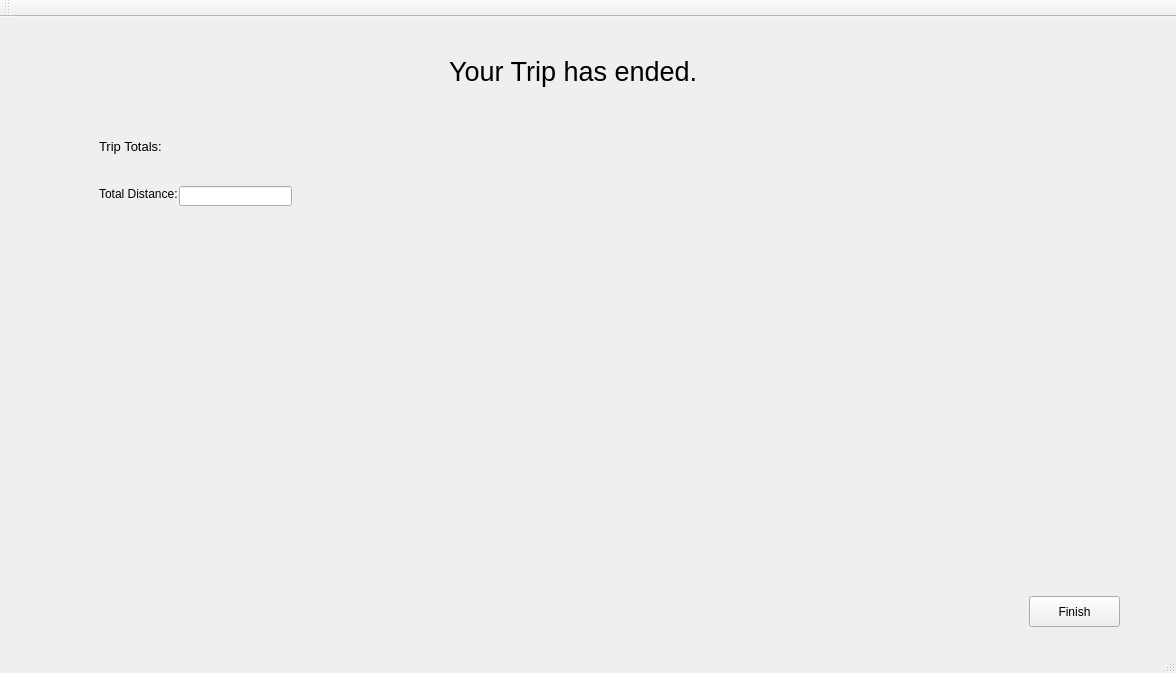
Before: the Qt Designer form NBABasketball/mainwindow.ui in ivanOzerets/Project2, drawn with Qt 5.
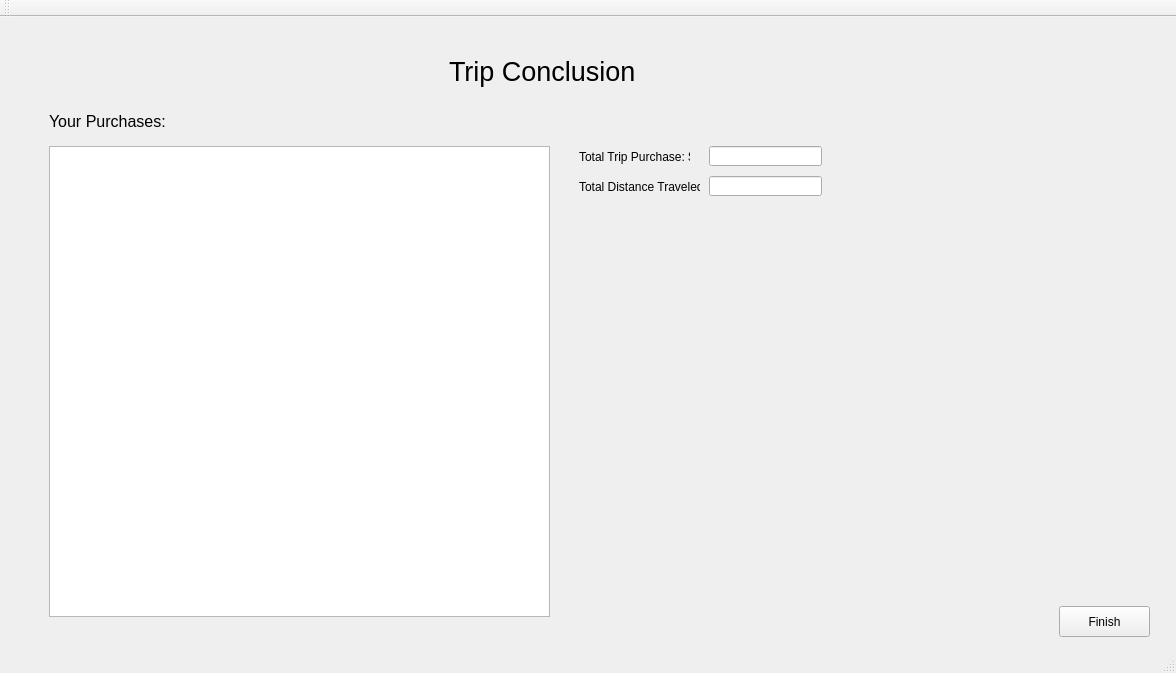
After: the same form once the commit is applied. The open tabs and pages were chosen to show the change.

What changed in the file:
```diff
--- a/NBABasketball/mainwindow.ui
+++ b/NBABasketball/mainwindow.ui
@@ -1549,45 +1549,14 @@
        </font>
       </property>
       <property name="text">
-       <string>Your Trip has ended.</string>
-      </property>
-     </widget>
-     <widget class="QLabel" name="label_12">
-      <property name="geometry">
-       <rect>
-        <x>90</x>
-        <y>110</y>
-        <width>71</width>
-        <height>21</height>
-       </rect>
-      </property>
-      <property name="font">
-       <font>
-        <pointsize>10</pointsize>
-       </font>
-      </property>
-      <property name="text">
-       <string>Trip Totals:</string>
-      </property>
-     </widget>
-     <widget class="QLabel" name="label_13">
-      <property name="geometry">
-       <rect>
-        <x>90</x>
-        <y>160</y>
-        <width>81</width>
-        <height>16</height>
-       </rect>
-      </property>
-      <property name="text">
-       <string>Total Distance: </string>
+       <string>Trip Conclusion</string>
       </property>
      </widget>
      <widget class="QLineEdit" name="finalTotalDist">
       <property name="geometry">
        <rect>
-        <x>170</x>
-        <y>160</y>
+        <x>700</x>
+        <y>150</y>
         <width>113</width>
         <height>20</height>
        </rect>
@@ -1596,8 +1565,8 @@
      <widget class="QPushButton" name="finishButton">
       <property name="geometry">
        <rect>
-        <x>1020</x>
-        <y>570</y>
+        <x>1050</x>
+        <y>580</y>
         <width>91</width>
         <height>31</height>
        </rect>
@@ -1606,6 +1575,70 @@
        <string>Finish</string>
       </property>
      </widget>
+     <widget class="QLabel" name="label_totalTripPurchase">
+      <property name="geometry">
+       <rect>
+        <x>570</x>
+        <y>120</y>
+        <width>111</width>
+        <height>21</height>
+       </rect>
+      </property>
+      <property name="text">
+       <string>Total Trip Purchase: $</string>
+      </property>
+     </widget>
+     <widget class="QLabel" name="label_totalDistanceTraveled">
+      <property name="geometry">
+       <rect>
+        <x>570</x>
+        <y>150</y>
+        <width>121</width>
+        <height>21</height>
+       </rect>
+      </property>
+      <property name="text">
+       <string>Total Distance Traveled:</string>
+      </property>
+     </widget>
+     <widget class="QLineEdit" name="finalTotalPurch">
+      <property name="geometry">
+       <rect>
+        <x>700</x>
+        <y>120</y>
+        <width>113</width>
+        <height>20</height>
+       </rect>
+      </property>
+     </widget>
+     <widget class="QTreeView" name="treeView_shoppingCart">
+      <property name="geometry">
+       <rect>
+        <x>40</x>
+        <y>120</y>
+        <width>501</width>
+        <height>471</height>
+       </rect>
+      </property>
+     </widget>
+     <widget class="QLabel" name="label_purchases">
+      <property name="geometry">
+       <rect>
+        <x>40</x>
+        <y>80</y>
+        <width>161</width>
+        <height>31</height>
+       </rect>
+      </property>
+      <property name="font">
+       <font>
+        <pointsize>12</pointsize>
+       </font>
+      </property>
+      <property name="text">
+       <string>Your Purchases:</string>
+      </property>
+     </widget>
     </widget>
     <widget class="QWidget" name="page_13">
      <widget class="QLabel" name="administrativeToolsLabel_2">
```
Left out of the diff: 2 changed lines with no effect on the pictures.
